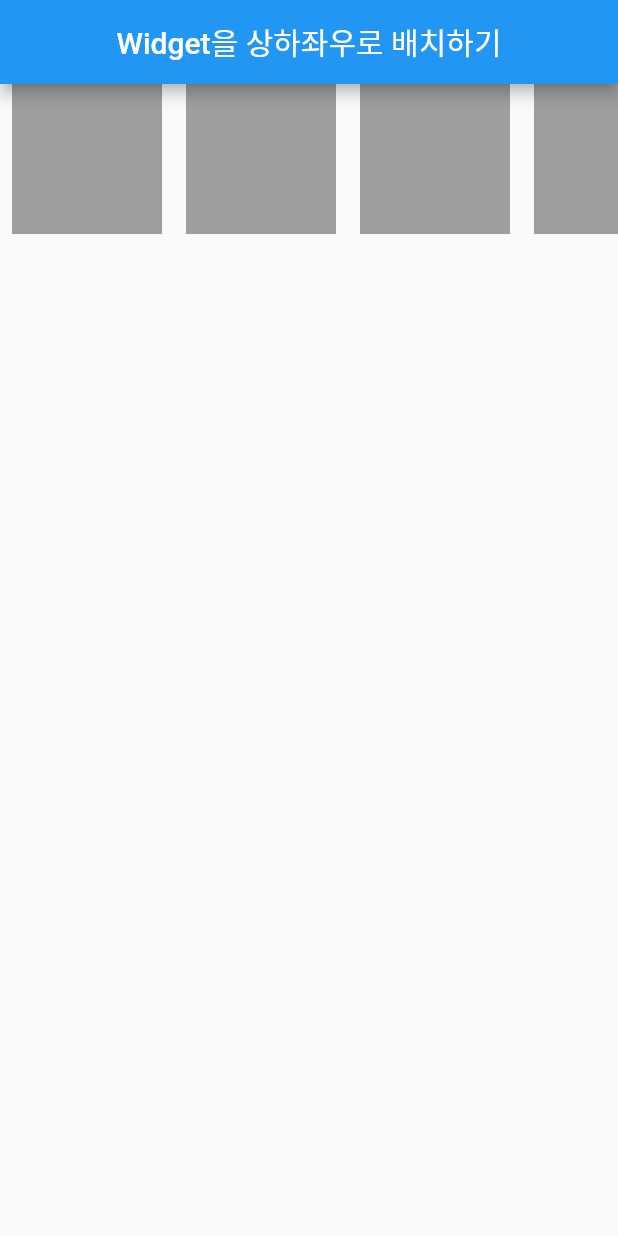
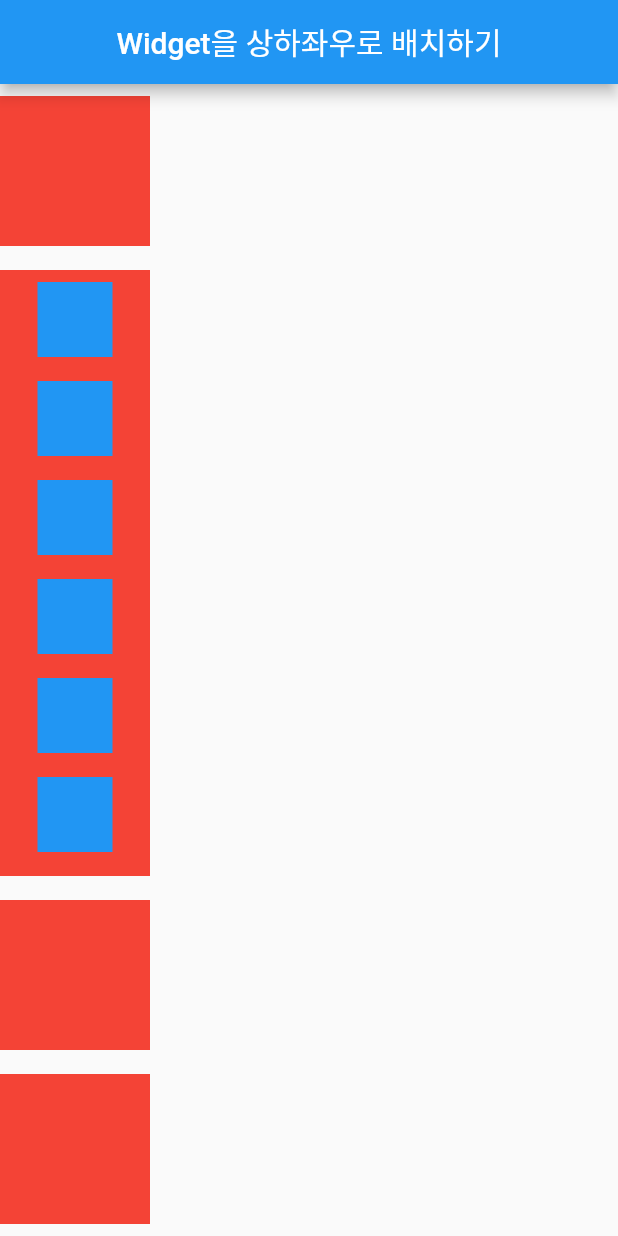
Before and after one commit to bluetype55/flutter-test, a Flutter app: the screen it shows after launch, on a phone screen of 412 x 824 dp. Run offline on Flutter 3.47's test engine with Material 2 defaults, Android fonts, the phone set to English and light mode, and no system bars.

Commit message:
Collocate widget2

```diff
--- a/android_studio_flutter_shortcut.txt
+++ b/android_studio_flutter_shortcut.txt
@@ -1,3 +1,9 @@
 Ctrl + Alt + L : Format
 Alt + Enter : Intention Action
 Ctrl + Click : view source code
+Ctrl+O : Override Methods
+Ctrl+I : Implement Methods
+Ctrl+Y : delete line
+Ctrl+Shift+Z : redo
+Ctrl+Z : undo
+Ctrl+D : copy line
--- a/basic/lib/main.dart
+++ b/basic/lib/main.dart
@@ -19,57 +19,150 @@ class Body extends StatelessWidget {
 
   @override
   Widget build(BuildContext context) {
-    return SingleChildScrollView(
-      scrollDirection: Axis.horizontal,
-      child: Row(
-        mainAxisAlignment: MainAxisAlignment.center,
-        crossAxisAlignment: CrossAxisAlignment.end,
+    return Column(
       children: [
         Container(
-            color: Colors.grey,
           width: 100,
           height: 100,
-            margin: EdgeInsets.symmetric(horizontal: 8),
+          color: Colors.red,
+          margin: EdgeInsets.symmetric(vertical: 8),
         ),
-          Container(
-            color: Colors.grey,
+        Expanded(
+          child: Container(
             width: 100,
             height: 100,
-            margin: EdgeInsets.symmetric(horizontal: 8),
+            color: Colors.red,
+            margin: EdgeInsets.symmetric(vertical: 8),
+            child: SingleChildScrollView(
+              child: Column(
+                children: [
+                  Container(
+                    color: Colors.blue,
+                    height: 50,
+                    width: 50,
+                    margin: EdgeInsets.symmetric(
+                      vertical: 8,
+                    ),
                   ),Container(
-            color: Colors.grey,
-            width: 100,
-            height: 100,
-            margin: EdgeInsets.symmetric(horizontal: 8),
+                    color: Colors.blue,
+                    height: 50,
+                    width: 50,
+                    margin: EdgeInsets.symmetric(
+                      vertical: 8,
+                    ),
                   ),Container(
-            color: Colors.grey,
-            width: 100,
-            height: 100,
-            margin: EdgeInsets.symmetric(horizontal: 8),
+                    color: Colors.blue,
+                    height: 50,
+                    width: 50,
+                    margin: EdgeInsets.symmetric(
+                      vertical: 8,
+                    ),
                   ),Container(
-            color: Colors.grey,
-            width: 100,
-            height: 100,
-            margin: EdgeInsets.symmetric(horizontal: 8),
+                    color: Colors.blue,
+                    height: 50,
+                    width: 50,
+                    margin: EdgeInsets.symmetric(
+                      vertical: 8,
+                    ),
                   ),Container(
-            color: Colors.grey,
-            width: 100,
-            height: 100,
-            margin: EdgeInsets.symmetric(horizontal: 8),
+                    color: Colors.blue,
+                    height: 50,
+                    width: 50,
+                    margin: EdgeInsets.symmetric(
+                      vertical: 8,
+                    ),
                   ),Container(
-            color: Colors.grey,
-            width: 100,
-            height: 100,
-            margin: EdgeInsets.symmetric(horizontal: 8),
+                    color: Colors.blue,
+                    height: 50,
+                    width: 50,
+                    margin: EdgeInsets.symmetric(
+                      vertical: 8,
                     ),
-          Container(
-            color: Colors.grey,
-            width: 100,
-            height: 100,
-            margin: EdgeInsets.symmetric(horizontal: 8),
+                  ),Container(
+                    color: Colors.blue,
+                    height: 50,
+                    width: 50,
+                    margin: EdgeInsets.symmetric(
+                      vertical: 8,
+                    ),
+                  ),Container(
+                    color: Colors.blue,
+                    height: 50,
+                    width: 50,
+                    margin: EdgeInsets.symmetric(
+                      vertical: 8,
+                    ),
+                  ),Container(
+                    color: Colors.blue,
+                    height: 50,
+                    width: 50,
+                    margin: EdgeInsets.symmetric(
+                      vertical: 8,
+                    ),
+                  ),Container(
+                    color: Colors.blue,
+                    height: 50,
+                    width: 50,
+                    margin: EdgeInsets.symmetric(
+                      vertical: 8,
+                    ),
+                  ),Container(
+                    color: Colors.blue,
+                    height: 50,
+                    width: 50,
+                    margin: EdgeInsets.symmetric(
+                      vertical: 8,
+                    ),
+                  ),Container(
+                    color: Colors.blue,
+                    height: 50,
+                    width: 50,
+                    margin: EdgeInsets.symmetric(
+                      vertical: 8,
+                    ),
                   ),
                 ],
               ),
+            ),
+          ),
+        ),
+        Container(
+          width: 100,
+          height: 100,
+          color: Colors.red,
+          margin: EdgeInsets.symmetric(vertical: 8),
+        ),
+        Container(
+          width: 100,
+          height: 100,
+          color: Colors.red,
+          margin: EdgeInsets.symmetric(vertical: 8),
+        ),
+      ],
     );
+    // Flexible(
+    //   flex: 1,
+    //   child: Container(
+    //     color: Colors.red,
+    //   ),
+    // ),
+    // Flexible(
+    //   flex: 2,
+    //   child: Container(
+    //     color: Colors.blue,
+    //   ),
+    // ),
+    // Flexible(
+    //   flex: 1,
+    //   child: Container(
+    //     color: Colors.green,
+    //   ),
+    // ),
+    // Flexible(
+    //   flex: 2,
+    //   child: Container(
+    //     color: Colors.yellow,
+    //   ),
+    // ),
   }
 }
```
Lines whose indentation alone changed are shown as unchanged.
